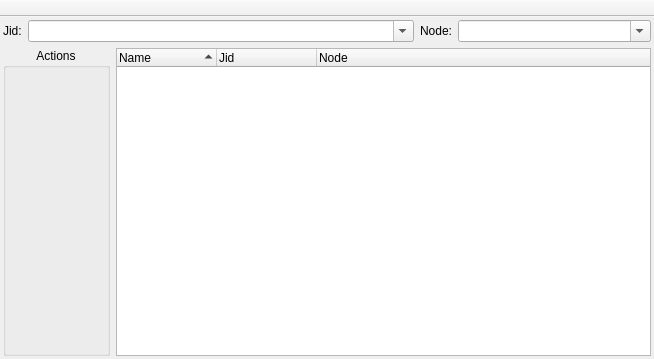
This is Vacuum/trunk/src/plugins/ServiceDiscovery/discoitemswindow.ui in vacuum-im/vacuum-im as Qt 5 draws it before an edit. The edited form follows.
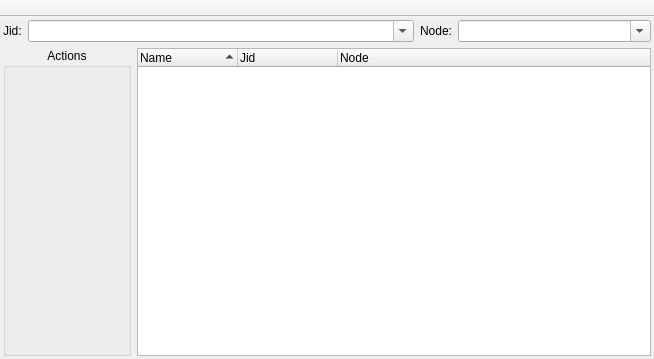
This is the edited form.

Commit message: Изменен режим подгонки размеров столбцов в окне IDiscoItemsWindow.

The edit to the form file:
```diff
--- a/Vacuum/trunk/src/plugins/ServiceDiscovery/discoitemswindow.ui
+++ b/Vacuum/trunk/src/plugins/ServiceDiscovery/discoitemswindow.ui
@@ -113,7 +113,7 @@
        <widget class="QTreeWidget" name="trwItems" >
         <property name="sizePolicy" >
          <sizepolicy vsizetype="Expanding" hsizetype="Expanding" >
-          <horstretch>5</horstretch>
+          <horstretch>4</horstretch>
           <verstretch>0</verstretch>
          </sizepolicy>
         </property>
```
The commit also changes 1 other file.
